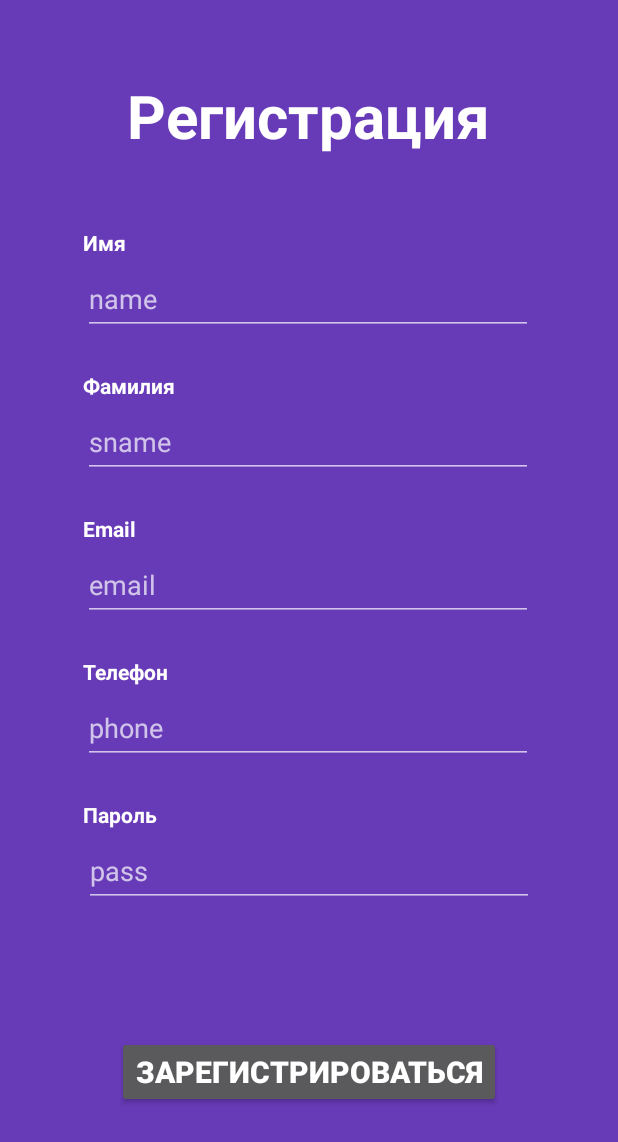
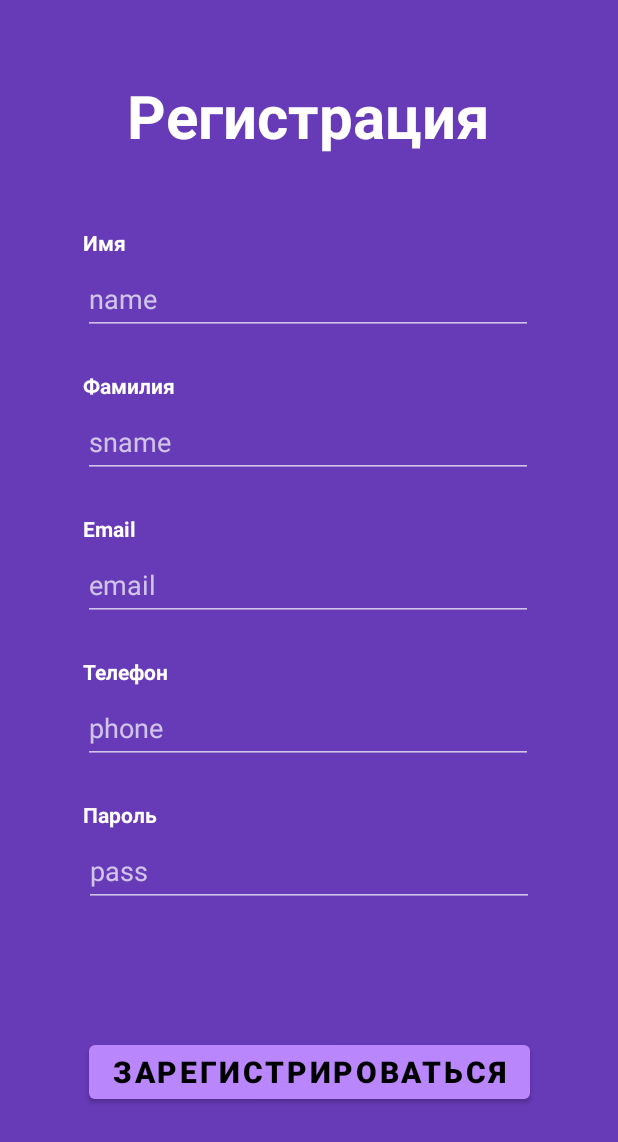
Before and after one commit to Otstavnov/BachelorDiploma, an Android app: the screen it shows after launch (StartActivity), after a tap on "Создайте новый!", on a phone screen of 412 x 824 dp. Shown: the top 1142 px of the screen. Run offline under Robolectric (Android 15) with nearby library versions, the phone set to English and light mode, and no system bars; our stand-ins replace Firebase (no records; nobody signed in at launch, a user with empty details on screens opened directly).

Commit message:
добавлено тестирование, изменена тема

```diff
--- a/app/build.gradle
+++ b/app/build.gradle
@@ -39,7 +39,7 @@ android {
 dependencies {
 
     implementation 'androidx.appcompat:appcompat:1.6.1'
-    implementation 'com.google.android.material:material:1.8.0'
+    implementation 'com.google.android.material:material:1.9.0'
     implementation 'androidx.constraintlayout:constraintlayout:2.1.4'
     implementation 'com.google.firebase:firebase-database:20.0.4'
     implementation 'com.google.firebase:firebase-auth-ktx:21.3.0'
--- a/app/src/main/AndroidManifest.xml
+++ b/app/src/main/AndroidManifest.xml
@@ -9,7 +9,7 @@
         android:icon="@mipmap/ic_launcher"
         android:label="@string/app_name"
         android:supportsRtl="true"
-        android:theme="@style/Theme.AppCompat.NoActionBar"
+        android:theme="@style/Theme.MaterialComponents.NoActionBar"
         tools:targetApi="31">
         <activity
             android:name=".CreateTestActivity"
--- a/app/src/main/java/com/example/app_test_user/fragments/LoginFragment.java
+++ b/app/src/main/java/com/example/app_test_user/fragments/LoginFragment.java
@@ -21,8 +21,12 @@ import com.google.android.gms.tasks.OnFailureListener;
 import com.google.android.gms.tasks.OnSuccessListener;
 import com.google.firebase.auth.AuthResult;
 import com.google.firebase.auth.FirebaseAuth;
+import com.google.firebase.database.DataSnapshot;
+import com.google.firebase.database.DatabaseError;
 import com.google.firebase.database.DatabaseReference;
 import com.google.firebase.database.FirebaseDatabase;
+import com.google.firebase.database.Query;
+import com.google.firebase.database.ValueEventListener;
 
 
 public class LoginFragment extends Fragment {
@@ -32,7 +36,7 @@ public class LoginFragment extends Fragment {
     private FragmentLoginBinding mBinding = null;
     private FirebaseAuth usersAuth;
     private FirebaseDatabase db;
-    private DatabaseReference users;
+    private DatabaseReference usersRef;
     private final String USER_K = "Users";
 
     public LoginFragment() {
@@ -47,6 +51,9 @@ public class LoginFragment extends Fragment {
         edLog = view.findViewById(R.id.edLoginLog);
         edPass = view.findViewById(R.id.edPassLog);
         btn_SingIn = view.findViewById(R.id.btnSignIn);
+
+        edLog.setText("sem88@gmail.com");
+        edPass.setText("Pass9999");
 
         btn_SingIn.setOnClickListener(new View.OnClickListener() {
             @Override
@@ -66,6 +73,8 @@ public class LoginFragment extends Fragment {
                                 Intent intent = new Intent(getActivity() , TestActivity.class);
 
                                 Toast.makeText(getActivity(), "Успешная авторизация", Toast.LENGTH_SHORT).show();
+
+
 
                                 startActivity(intent);
 
@@ -111,7 +120,7 @@ public class LoginFragment extends Fragment {
     public void init() {
         usersAuth = FirebaseAuth.getInstance();
         db = FirebaseDatabase.getInstance("https://otstavnovdiploma-default-rtdb.europe-west1.firebasedatabase.app");
-        users = db.getReference(USER_K);
+        usersRef = db.getReference(USER_K);
     }
 
 
--- a/app/src/main/java/com/example/app_test_user/fragments/RegisterFragment.java
+++ b/app/src/main/java/com/example/app_test_user/fragments/RegisterFragment.java
@@ -31,7 +31,7 @@ public class RegisterFragment extends Fragment {
 
     private FirebaseAuth usersAuth;
     private FirebaseDatabase db;
-    private DatabaseReference users;
+    private DatabaseReference usersRef;
     private final String USER_K = "Users";
 
     private FragmentRegisterBinding mBinding = null;
@@ -62,6 +62,8 @@ public class RegisterFragment extends Fragment {
                 String number = edNumber.getText().toString();
                 String pass = edPass.getText().toString();
 
+                intent.putExtra("numKey", number);
+
 
                 if (TextUtils.isEmpty(fname)) {
                     Toast.makeText(getActivity(), "Пожалуйста, введите имя", Toast.LENGTH_SHORT).show();
@@ -83,7 +85,7 @@ public class RegisterFragment extends Fragment {
                                 @Override
                                 public void onSuccess(AuthResult authResult) {
                                     User newUser = new User(fname, sname, email, number, pass);
-                                    users.child(newUser.getNumber()).setValue(newUser)
+                                    usersRef.child(newUser.getNumber()).setValue(newUser)
                                             .addOnSuccessListener(new OnSuccessListener<Void>() {
                                                 @Override
                                                 public void onSuccess(Void unused) {
@@ -110,7 +112,7 @@ public class RegisterFragment extends Fragment {
     public void init() {
         usersAuth = FirebaseAuth.getInstance();
         db = FirebaseDatabase.getInstance("https://otstavnovdiploma-default-rtdb.europe-west1.firebasedatabase.app");
-        users = db.getReference(USER_K);
+        usersRef = db.getReference(USER_K);
     }
 
 }
```
Also changed, not shown: app/src/main/java/com/example/app_test_user/TestActivity.java (+82 -24 lines), app/src/main/java/com/example/app_test_user/fragments/AppDrawer.java (+53 -10 lines), app/src/main/res/layout/test_layout.xml (+29 -0 lines).
